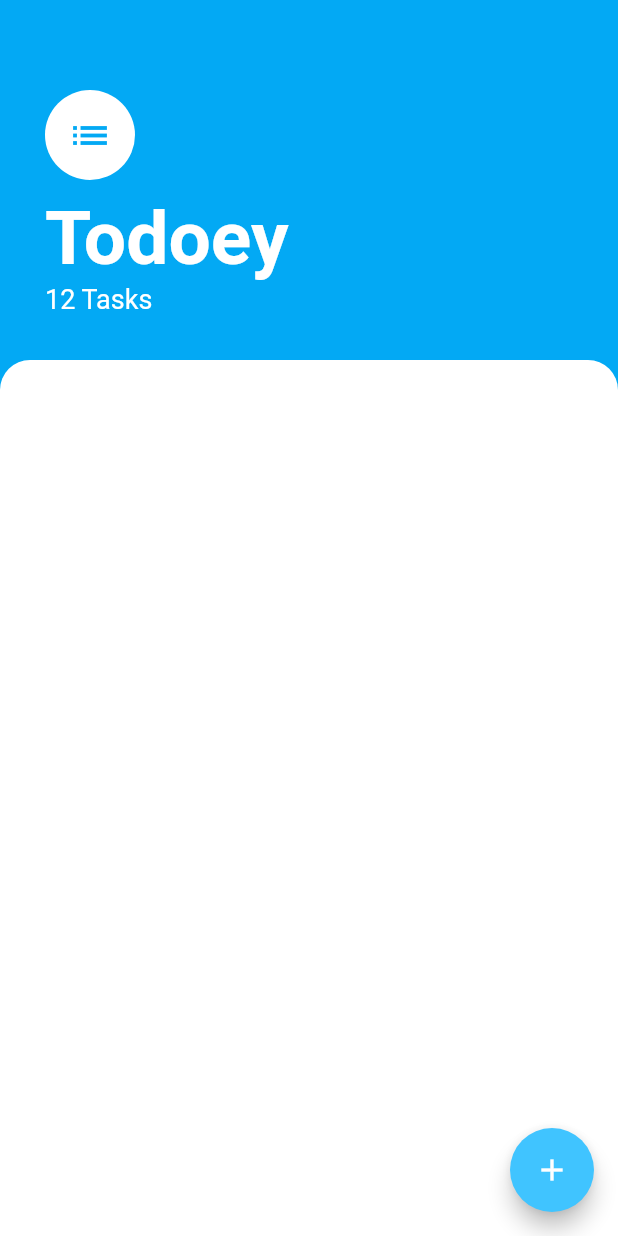
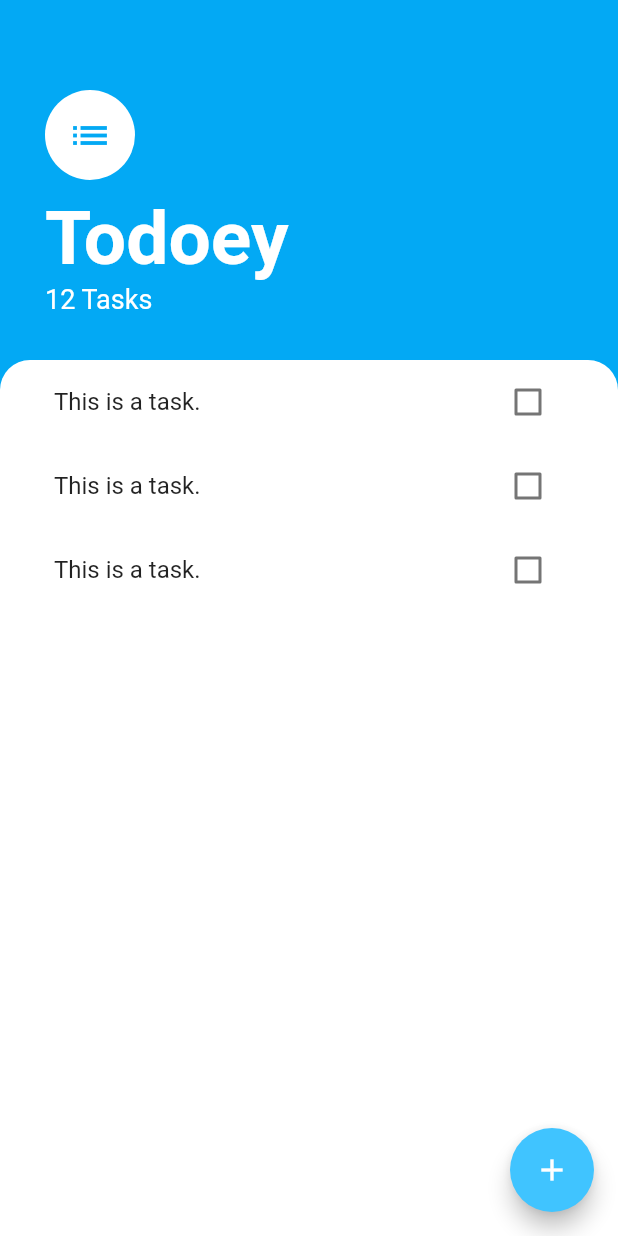
Before and after one commit to py415/todoey_flutter, a Flutter app: the screen it shows after launch, on a phone screen of 412 x 824 dp. Run offline on Flutter 3.47's test engine with Material 2 defaults, Android fonts, the phone set to English and light mode, and no system bars.

Commit message:
Abstract ListView Widgets into separate classes

```diff
--- a/lib/screens/tasks_screen.dart
+++ b/lib/screens/tasks_screen.dart
@@ -1,4 +1,5 @@
 import 'package:flutter/material.dart';
+import 'package:todoey_flutter/widgets/tasks_list.dart';
 
 class TasksScreen extends StatelessWidget {
   @override
@@ -8,6 +9,9 @@
       floatingActionButton: FloatingActionButton(
         backgroundColor: Colors.lightBlueAccent,
         child: Icon(Icons.add),
+        onPressed: () {
+          // Add new task
+        },
       ),
       body: Column(
         crossAxisAlignment: CrossAxisAlignment.start,
@@ -54,6 +58,7 @@
           ),
           Expanded(
             child: Container(
+              padding: EdgeInsets.symmetric(horizontal: 20.0),
               decoration: BoxDecoration(
                 color: Colors.white,
                 borderRadius: BorderRadius.only(
@@ -61,6 +66,7 @@
                   topRight: Radius.circular(20.0),
                 ),
               ),
+              child: TasksList(),
             ),
           )
         ],
--- /dev/null
+++ b/lib/widgets/tasks_list.dart
@@ -0,0 +1,15 @@
+import 'package:flutter/material.dart';
+import 'tasks_tile.dart';
+
+class TasksList extends StatelessWidget {
+  @override
+  Widget build(BuildContext context) {
+    return ListView(
+      children: <Widget>[
+        TasksTile(),
+        TasksTile(),
+        TasksTile(),
+      ],
+    );
+  }
+}
--- /dev/null
+++ b/lib/widgets/tasks_tile.dart
@@ -0,0 +1,19 @@
+import 'package:flutter/material.dart';
+
+class TasksTile extends StatelessWidget {
+  bool checkbox = false;
+
+  @override
+  Widget build(BuildContext context) {
+    return ListTile(
+      title: Text('This is a task.'),
+      trailing: Checkbox(
+        value: checkbox,
+        onChanged: (value) {
+          value = true;
+          checkbox = value;
+        },
+      ),
+    );
+  }
+}
```
